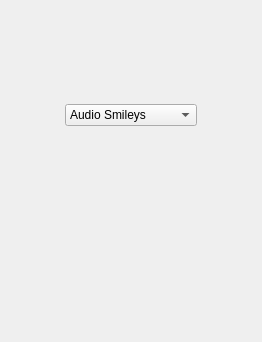
Above: wengophone/src/presentation/qt/DialpadWidget.ui from tkrotoff/WengoPhone before the change. Below: the same form after it.
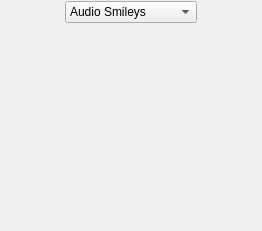
That is the form after the change. Icons and pictures are not drawn.

```diff
--- a/wengophone/src/presentation/qt/DialpadWidget.ui
+++ b/wengophone/src/presentation/qt/DialpadWidget.ui
@@ -9,29 +9,16 @@
     <x>0</x>
     <y>0</y>
     <width>262</width>
-    <height>342</height>
+    <height>231</height>
    </rect>
   </property>
   <layout class="QGridLayout" >
    <property name="margin" >
-    <number>9</number>
+    <number>0</number>
    </property>
    <property name="spacing" >
-    <number>6</number>
+    <number>2</number>
    </property>
-   <item row="0" column="1" >
-    <spacer>
-     <property name="orientation" >
-      <enum>Qt::Vertical</enum>
-     </property>
-     <property name="sizeHint" >
-      <size>
-       <width>20</width>
-       <height>40</height>
-      </size>
-     </property>
-    </spacer>
-   </item>
    <item row="2" column="2" >
     <spacer>
      <property name="orientation" >
@@ -394,19 +381,6 @@
      </item>
     </layout>
    </item>
-   <item row="3" column="1" >
-    <spacer>
-     <property name="orientation" >
-      <enum>Qt::Vertical</enum>
-     </property>
-     <property name="sizeHint" >
-      <size>
-       <width>20</width>
-       <height>40</height>
-      </size>
-     </property>
-    </spacer>
-   </item>
   </layout>
  </widget>
  <pixmapfunction></pixmapfunction>
```
